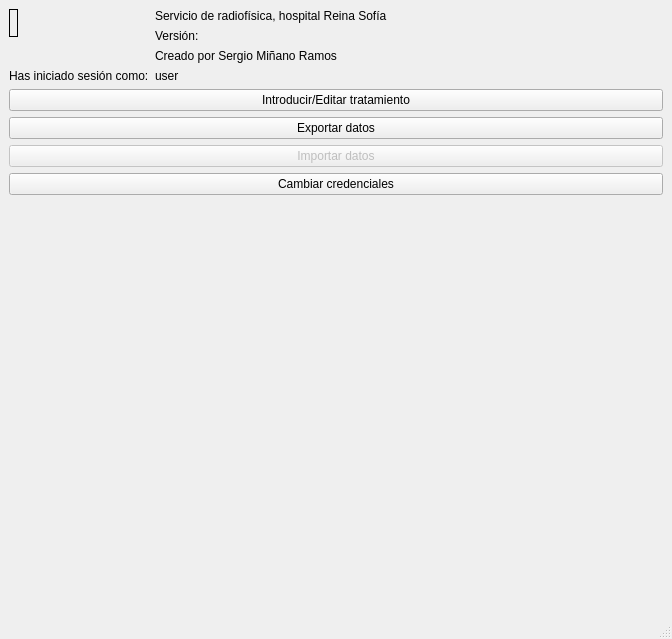
First picture: the form in UI/launcherUI.ui, repository 18Orion/GestorDePacientesRadioterapia, before the edit.
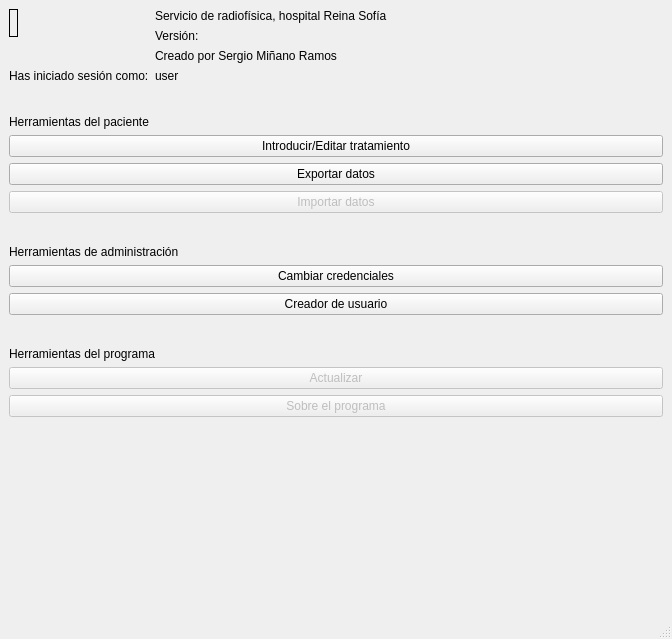
Second picture: the form after the edit. Icons and pictures are not drawn.

Commit message: User creator activity

What changed in the file:
```diff
--- a/UI/launcherUI.ui
+++ b/UI/launcherUI.ui
@@ -15,66 +15,6 @@
   </property>
   <widget class="QWidget" name="formLayoutWidget">
    <layout class="QFormLayout" name="formLayout">
-    <item row="1" column="0">
-     <widget class="QLabel" name="label">
-      <property name="sizePolicy">
-       <sizepolicy hsizetype="Fixed" vsizetype="Preferred">
-        <horstretch>0</horstretch>
-        <verstretch>0</verstretch>
-       </sizepolicy>
-      </property>
-      <property name="text">
-       <string>Has iniciado sesión como:</string>
-      </property>
-     </widget>
-    </item>
-    <item row="1" column="1">
-     <widget class="QLabel" name="name">
-      <property name="sizePolicy">
-       <sizepolicy hsizetype="Maximum" vsizetype="Maximum">
-        <horstretch>0</horstretch>
-        <verstretch>0</verstretch>
-       </sizepolicy>
-      </property>
-      <property name="text">
-       <string>user</string>
-      </property>
-     </widget>
-    </item>
-    <item row="2" column="0" colspan="2">
-     <widget class="QPushButton" name="patientUILaunch">
-      <property name="text">
-       <string>Introducir/Editar tratamiento</string>
-      </property>
-     </widget>
-    </item>
-    <item row="3" column="0" colspan="2">
-     <widget class="QPushButton" name="exportUILaunch">
-      <property name="text">
-       <string>Exportar datos</string>
-      </property>
-     </widget>
-    </item>
-    <item row="4" column="0" colspan="2">
-     <widget class="QPushButton" name="importUILaunch">
-      <property name="enabled">
-       <bool>false</bool>
-      </property>
-      <property name="text">
-       <string>Importar datos</string>
-      </property>
-     </widget>
-    </item>
-    <item row="5" column="0" colspan="2">
-     <widget class="QPushButton" name="changeCredentialsUILaunch">
-      <property name="enabled">
-       <bool>true</bool>
-      </property>
-      <property name="text">
-       <string>Cambiar credenciales</string>
-      </property>
-     </widget>
-    </item>
     <item row="0" column="0">
      <widget class="QLabel" name="juntaAnd">
       <property name="sizePolicy">
@@ -148,6 +88,162 @@
       </item>
      </layout>
     </item>
+    <item row="1" column="0">
+     <widget class="QLabel" name="label">
+      <property name="sizePolicy">
+       <sizepolicy hsizetype="Fixed" vsizetype="Preferred">
+        <horstretch>0</horstretch>
+        <verstretch>0</verstretch>
+       </sizepolicy>
+      </property>
+      <property name="text">
+       <string>Has iniciado sesión como:</string>
+      </property>
+     </widget>
+    </item>
+    <item row="1" column="1">
+     <widget class="QLabel" name="name">
+      <property name="sizePolicy">
+       <sizepolicy hsizetype="Maximum" vsizetype="Maximum">
+        <horstretch>0</horstretch>
+        <verstretch>0</verstretch>
+       </sizepolicy>
+      </property>
+      <property name="text">
+       <string>user</string>
+      </property>
+     </widget>
+    </item>
+    <item row="3" column="0" colspan="2">
+     <widget class="QLabel" name="label_6">
+      <property name="text">
+       <string>Herramientas del paciente</string>
+      </property>
+     </widget>
+    </item>
+    <item row="4" column="0" colspan="2">
+     <widget class="QPushButton" name="patientUILaunch">
+      <property name="text">
+       <string>Introducir/Editar tratamiento</string>
+      </property>
+     </widget>
+    </item>
+    <item row="5" column="0" colspan="2">
+     <widget class="QPushButton" name="exportUILaunch">
+      <property name="text">
+       <string>Exportar datos</string>
+      </property>
+     </widget>
+    </item>
+    <item row="6" column="0" colspan="2">
+     <widget class="QPushButton" name="importUILaunch">
+      <property name="enabled">
+       <bool>false</bool>
+      </property>
+      <property name="text">
+       <string>Importar datos</string>
+      </property>
+     </widget>
+    </item>
+    <item row="7" column="0" colspan="2">
+     <spacer name="verticalSpacer">
+      <property name="orientation">
+       <enum>Qt::Vertical</enum>
+      </property>
+      <property name="sizeType">
+       <enum>QSizePolicy::Maximum</enum>
+      </property>
+      <property name="sizeHint" stdset="0">
+       <size>
+        <width>20</width>
+        <height>20</height>
+       </size>
+      </property>
+     </spacer>
+    </item>
+    <item row="8" column="0" colspan="2">
+     <widget class="QLabel" name="label_4">
+      <property name="text">
+       <string>Herramientas de administración</string>
+      </property>
+     </widget>
+    </item>
+    <item row="9" column="0" colspan="2">
+     <widget class="QPushButton" name="changeCredentialsUILaunch">
+      <property name="enabled">
+       <bool>true</bool>
+      </property>
+      <property name="text">
+       <string>Cambiar credenciales</string>
+      </property>
+     </widget>
+    </item>
+    <item row="10" column="0" colspan="2">
+     <widget class="QPushButton" name="userCreatorLaunch">
+      <property name="text">
+       <string>Creador de usuario</string>
+      </property>
+     </widget>
+    </item>
+    <item row="2" column="0" colspan="2">
+     <spacer name="verticalSpacer_2">
+      <property name="orientation">
+       <enum>Qt::Vertical</enum>
+      </property>
+      <property name="sizeType">
+       <enum>QSizePolicy::Maximum</enum>
+      </property>
+      <property name="sizeHint" stdset="0">
+       <size>
+        <width>20</width>
+        <height>20</height>
+       </size>
+      </property>
+     </spacer>
+    </item>
+    <item row="11" column="0" colspan="2">
+     <spacer name="verticalSpacer_3">
+      <property name="orientation">
+       <enum>Qt::Vertical</enum>
+      </property>
+      <property name="sizeType">
+       <enum>QSizePolicy::Maximum</enum>
+      </property>
+      <property name="sizeHint" stdset="0">
+       <size>
+        <width>20</width>
+        <height>20</height>
+       </size>
+      </property>
+     </spacer>
+    </item>
+    <item row="12" column="0" colspan="2">
+     <widget class="QLabel" name="label_7">
+      <property name="text">
+       <string>Herramientas del programa</string>
+      </property>
+     </widget>
+    </item>
+    <item row="13" column="0" colspan="2">
+     <widget class="QPushButton" name="update">
+      <property name="enabled">
+       <bool>false</bool>
+      </property>
+      <property name="text">
+       <string>Actualizar</string>
+      </property>
+     </widget>
+    </item>
+    <item row="14" column="0" colspan="2">
+     <widget class="QPushButton" name="about">
+      <property name="enabled">
+       <bool>false</bool>
+      </property>
+      <property name="text">
+       <string>Sobre el programa</string>
+      </property>
+     </widget>
+    </item>
    </layout>
   </widget>
   <widget class="QStatusBar" name="statusbar"/>
```
The commit also changes 10 other files.
